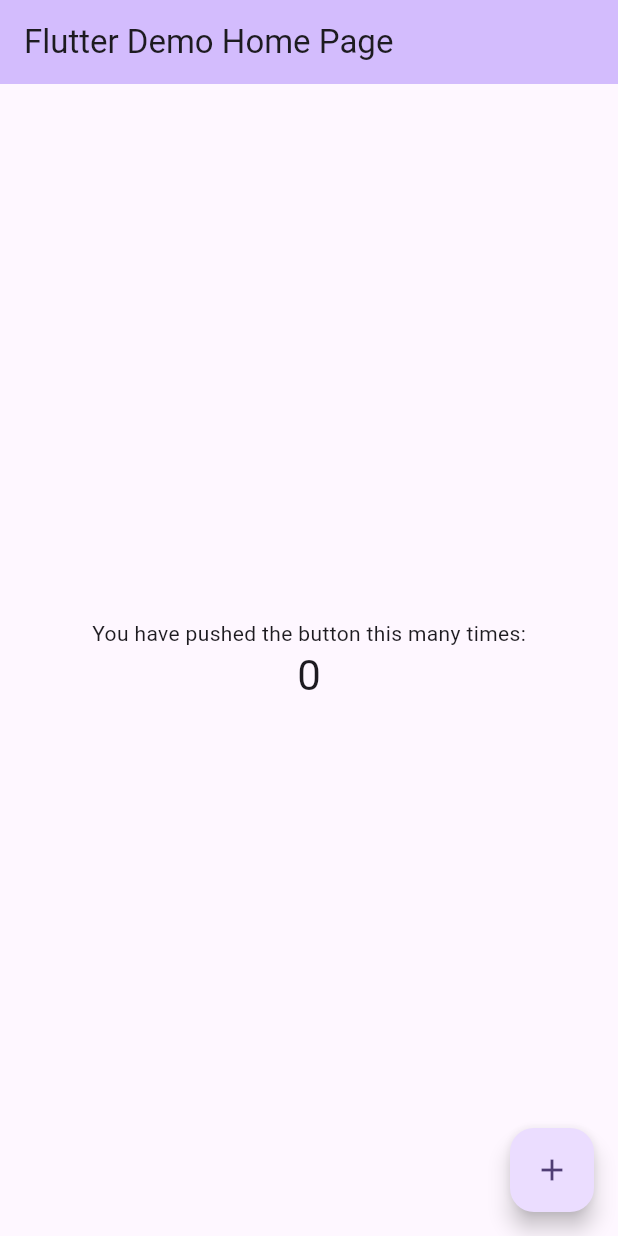
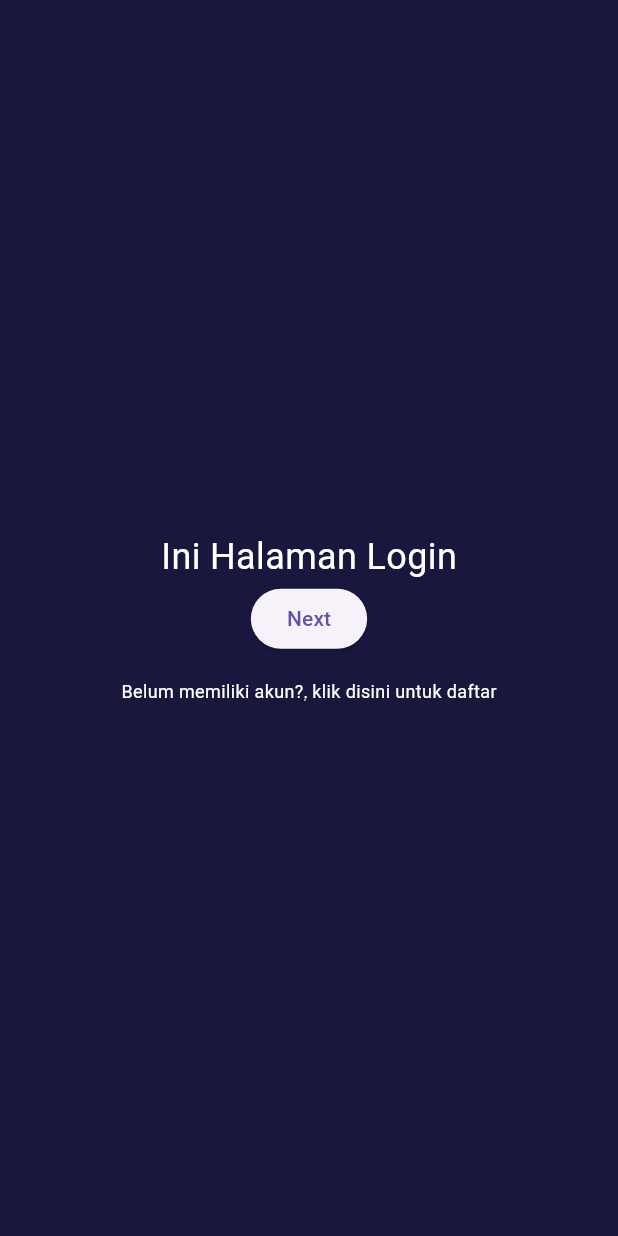
Before and after one commit to RenoSebastian/MoneyFest, a Flutter app: the screen it shows after launch, on a phone screen of 412 x 824 dp. Run offline on Flutter 3.47's test engine with Material 3 defaults, Android fonts, the phone set to English and light mode, and no system bars.

Commit message:
membuat routes login register dashboard agar tersambung

```diff
--- /dev/null
+++ b/money_fest_frontend/lib/app.dart
@@ -0,0 +1,21 @@
+import 'package:flutter/material.dart';
+import 'register.dart';
+import 'dashboard.dart';
+import 'login.dart';
+
+class MoneyFestApp extends StatelessWidget {
+  const MoneyFestApp({Key? key}) : super(key: key);
+
+  @override
+  Widget build(BuildContext context) {
+    return MaterialApp(
+      title: 'MoneyFest',
+      initialRoute: '/',
+      routes: {
+        '/': (BuildContext context) => const Login(),
+        '/dashboard': (BuildContext context) => const Dashboard(),
+        '/register': (BuildContext context) => const Register(),
+      },
+    );
+  }
+}
--- /dev/null
+++ b/money_fest_frontend/lib/login.dart
@@ -0,0 +1,54 @@
+import 'package:flutter/material.dart';
+
+class Login extends StatelessWidget {
+  const Login({Key? key}) : super(key: key);
+
+  @override
+  Widget build(BuildContext context) {
+    return Scaffold(
+      body: Container(
+        decoration: const BoxDecoration(
+          color: Color.fromRGBO(25, 23, 61, 1),
+        ),
+        child: Center(
+          child: Column(
+            mainAxisAlignment: MainAxisAlignment.center,
+            children: [
+              const Text(
+                'Ini Halaman Login',
+                style: TextStyle(
+                  fontSize: 24,
+                  color: Colors.white,
+                ),
+              ),
+              ElevatedButton(
+                onPressed: () {
+                  // Navigasi ke halaman dashboard
+                  Navigator.pushReplacementNamed(context, '/dashboard');
+                },
+                child: const Text('Next'),
+              ),
+              const SizedBox(
+                  height:
+                      16), // Memberi jarak antara tombol dan teks berikutnya
+              GestureDetector(
+                onTap: () {
+                  // Navigasi ke halaman pendaftaran
+                  Navigator.pushNamed(context, '/register');
+                },
+                child: const Text(
+                  'Belum memiliki akun?, klik disini untuk daftar',
+                  style: TextStyle(
+                    fontSize: 12,
+                    color: Colors.white,
+                    decoration: TextDecoration.underline,
+                  ),
+                ),
+              ),
+            ],
+          ),
+        ),
+      ),
+    );
+  }
+}
--- a/money_fest_frontend/lib/main.dart
+++ b/money_fest_frontend/lib/main.dart
@@ -1,125 +1,5 @@
 import 'package:flutter/material.dart';
 
-void main() {
-  runApp(const MyApp());
-}
+import 'app.dart';
 
-class MyApp extends StatelessWidget {
-  const MyApp({super.key});
-
-  // This widget is the root of your application.
-  @override
-  Widget build(BuildContext context) {
-    return MaterialApp(
-      title: 'Flutter Demo',
-      theme: ThemeData(
-        // This is the theme of your application.
-        //
-        // TRY THIS: Try running your application with "flutter run". You'll see
-        // the application has a purple toolbar. Then, without quitting the app,
-        // try changing the seedColor in the colorScheme below to Colors.green
-        // and then invoke "hot reload" (save your changes or press the "hot
-        // reload" button in a Flutter-supported IDE, or press "r" if you used
-        // the command line to start the app).
-        //
-        // Notice that the counter didn't reset back to zero; the application
-        // state is not lost during the reload. To reset the state, use hot
-        // restart instead.
-        //
-        // This works for code too, not just values: Most code changes can be
-        // tested with just a hot reload.
-        colorScheme: ColorScheme.fromSeed(seedColor: Colors.deepPurple),
-        useMaterial3: true,
-      ),
-      home: const MyHomePage(title: 'Flutter Demo Home Page'),
-    );
-  }
-}
-
-class MyHomePage extends StatefulWidget {
-  const MyHomePage({super.key, required this.title});
-
-  // This widget is the home page of your application. It is stateful, meaning
-  // that it has a State object (defined below) that contains fields that affect
-  // how it looks.
-
-  // This class is the configuration for the state. It holds the values (in this
-  // case the title) provided by the parent (in this case the App widget) and
-  // used by the build method of the State. Fields in a Widget subclass are
-  // always marked "final".
-
-  final String title;
-
-  @override
-  State<MyHomePage> createState() => _MyHomePageState();
-}
-
-class _MyHomePageState extends State<MyHomePage> {
-  int _counter = 0;
-
-  void _incrementCounter() {
-    setState(() {
-      // This call to setState tells the Flutter framework that something has
-      // changed in this State, which causes it to rerun the build method below
-      // so that the display can reflect the updated values. If we changed
-      // _counter without calling setState(), then the build method would not be
-      // called again, and so nothing would appear to happen.
-      _counter++;
-    });
-  }
-
-  @override
-  Widget build(BuildContext context) {
-    // This method is rerun every time setState is called, for instance as done
-    // by the _incrementCounter method above.
-    //
-    // The Flutter framework has been optimized to make rerunning build methods
-    // fast, so that you can just rebuild anything that needs updating rather
-    // than having to individually change instances of widgets.
-    return Scaffold(
-      appBar: AppBar(
-        // TRY THIS: Try changing the color here to a specific color (to
-        // Colors.amber, perhaps?) and trigger a hot reload to see the AppBar
-        // change color while the other colors stay the same.
-        backgroundColor: Theme.of(context).colorScheme.inversePrimary,
-        // Here we take the value from the MyHomePage object that was created by
-        // the App.build method, and use it to set our appbar title.
-        title: Text(widget.title),
-      ),
-      body: Center(
-        // Center is a layout widget. It takes a single child and positions it
-        // in the middle of the parent.
-        child: Column(
-          // Column is also a layout widget. It takes a list of children and
-          // arranges them vertically. By default, it sizes itself to fit its
-          // children horizontally, and tries to be as tall as its parent.
-          //
-          // Column has various properties to control how it sizes itself and
-          // how it positions its children. Here we use mainAxisAlignment to
-          // center the children vertically; the main axis here is the vertical
-          // axis because Columns are vertical (the cross axis would be
-          // horizontal).
-          //
-          // TRY THIS: Invoke "debug painting" (choose the "Toggle Debug Paint"
-          // action in the IDE, or press "p" in the console), to see the
-          // wireframe for each widget.
-          mainAxisAlignment: MainAxisAlignment.center,
-          children: <Widget>[
-            const Text(
-              'You have pushed the button this many times:',
-            ),
-            Text(
-              '$_counter',
-              style: Theme.of(context).textTheme.headlineMedium,
-            ),
-          ],
-        ),
-      ),
-      floatingActionButton: FloatingActionButton(
-        onPressed: _incrementCounter,
-        tooltip: 'Increment',
-        child: const Icon(Icons.add),
-      ), // This trailing comma makes auto-formatting nicer for build methods.
-    );
-  }
-}
+void main() => runApp(const MoneyFestApp());
```
Also changed, not shown: money_fest_frontend/lib/dashboard.dart (added, +20 -0 lines), money_fest_frontend/lib/register.dart (added, +37 -0 lines).
